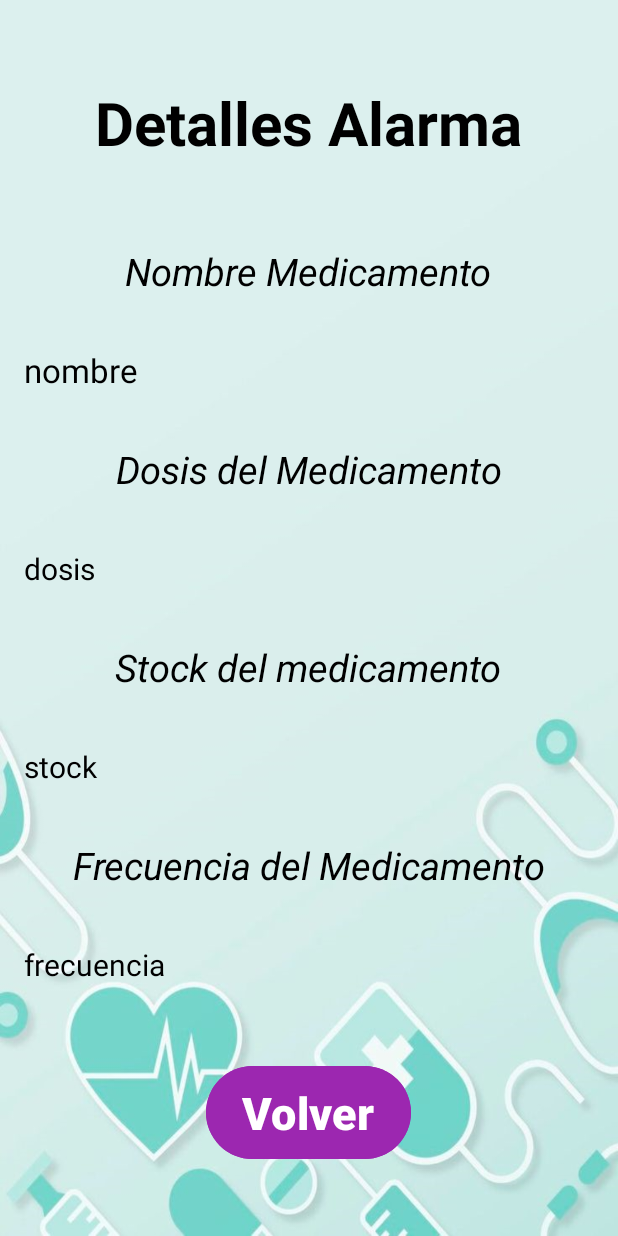
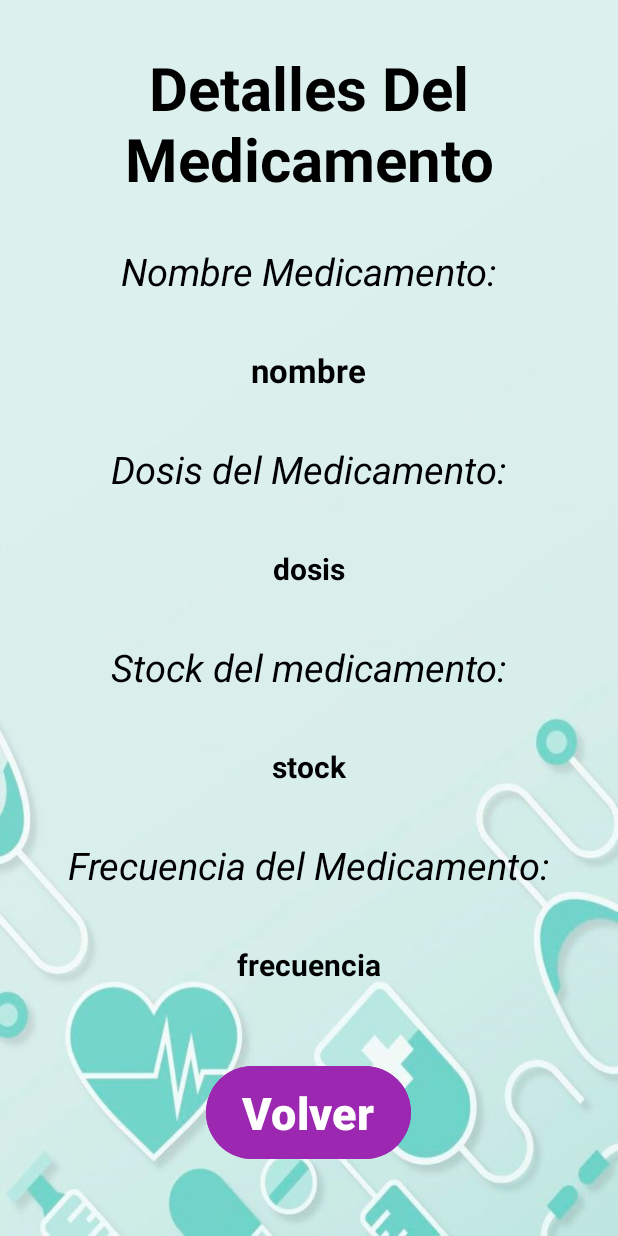
Before and after one commit to v1ct0r999/MedicApp, an Android app: the DetallesAlarmasActivity screen opened directly, with no data from a screen before it, on a phone screen of 412 x 824 dp. Run offline under Robolectric (Android 15) with nearby library versions, the light colour scheme and no system bars.

Commit message:
modificando la alarma para que no suene cuando este en 0 stock y agregando detalles

```diff
--- a/app/src/main/java/cl/contreras/medicapp/AgregarContactoActivity.java
+++ b/app/src/main/java/cl/contreras/medicapp/AgregarContactoActivity.java
@@ -18,7 +18,6 @@
     @Override
     protected void onCreate(Bundle savedInstanceState) {
         super.onCreate(savedInstanceState);
-        EdgeToEdge.enable(this);
         setContentView(R.layout.activity_agregar_contacto);
 
         // Inicializar el DatabaseHelper
--- a/app/src/main/java/cl/contreras/medicapp/DetallesAlarmasActivity.java
+++ b/app/src/main/java/cl/contreras/medicapp/DetallesAlarmasActivity.java
@@ -26,7 +26,6 @@
     @Override
     protected void onCreate(Bundle savedInstanceState) {
         super.onCreate(savedInstanceState);
-        EdgeToEdge.enable(this);
         setContentView(R.layout.activity_detalles_alarmas);
 
         Volver = findViewById(R.id.btnVolverDetalles);
--- a/app/src/main/java/cl/contreras/medicapp/EliminarContactoActivity.java
+++ b/app/src/main/java/cl/contreras/medicapp/EliminarContactoActivity.java
@@ -24,7 +24,6 @@
     @Override
     protected void onCreate(Bundle savedInstanceState) {
         super.onCreate(savedInstanceState);
-        EdgeToEdge.enable(this);
         setContentView(R.layout.activity_eliminar_contacto);
 
         dbHelper = new DatabaseHelper(this);
--- a/app/src/main/java/cl/contreras/medicapp/MainActivity.java
+++ b/app/src/main/java/cl/contreras/medicapp/MainActivity.java
@@ -154,7 +154,7 @@
                 alarmaButton.setText(nombre + "\n\nVer detalles");
                 LinearLayout.LayoutParams params = new LinearLayout.LayoutParams(
                         LinearLayout.LayoutParams.MATCH_PARENT,
-                        400
+                        300
                 );
                 params.setMargins(0, 20, 0, 20); // Margen superior e inferior de 20px
                 alarmaButton.setLayoutParams(params);
--- a/app/src/main/java/cl/contreras/medicapp/MenuEditarAlarmaActivity.java
+++ b/app/src/main/java/cl/contreras/medicapp/MenuEditarAlarmaActivity.java
@@ -18,7 +18,6 @@
     @Override
     protected void onCreate(Bundle savedInstanceState) {
         super.onCreate(savedInstanceState);
-        EdgeToEdge.enable(this);
         setContentView(R.layout.activity_menu_editar_alarma);
 
         dbHelper = new DatabaseHelper(this);
--- a/app/src/main/res/layout/activity_detalles_alarmas.xml
+++ b/app/src/main/res/layout/activity_detalles_alarmas.xml
@@ -24,7 +24,7 @@
             <TextView
                 android:layout_width="wrap_content"
                 android:layout_height="wrap_content"
-                android:text="Detalles Alarma"
+                android:text="Detalles Del Medicamento"
                 android:textColor="@color/black"
                 android:textSize="40dp"
                 android:textStyle="bold"
@@ -57,7 +57,7 @@
                 <TextView
                     android:layout_width="wrap_content"
                     android:layout_height="wrap_content"
-                    android:text="Nombre Medicamento"
+                    android:text="Nombre Medicamento:"
                     android:textColor="@color/black"
                     android:textStyle="italic"
                     android:textSize="25dp"
@@ -80,11 +80,12 @@
 
                 <TextView
                     android:id="@+id/detalleNombre"
-                    android:layout_width="match_parent"
+                    android:layout_width="wrap_content"
                     android:layout_height="wrap_content"
-                    android:layout_centerVertical="true"
+                    android:layout_centerInParent="true"
                     android:textSize="22dp"
                     android:textColor="@color/black"
+                    android:textStyle="bold"
                     android:text="nombre"/>
 
             </RelativeLayout>
@@ -114,7 +115,7 @@
                 <TextView
                     android:layout_width="wrap_content"
                     android:layout_height="wrap_content"
-                    android:text="Dosis del Medicamento"
+                    android:text="Dosis del Medicamento:"
                     android:textColor="@color/black"
                     android:textStyle="italic"
                     android:textSize="25dp"
@@ -137,11 +138,12 @@
 
                 <TextView
                     android:id="@+id/detalleDosis"
-                    android:layout_width="match_parent"
+                    android:layout_width="wrap_content"
                     android:layout_height="wrap_content"
-                    android:layout_centerVertical="true"
+                    android:layout_centerInParent="true"
                     android:textSize="20dp"
                     android:textColor="@color/black"
+                    android:textStyle="bold"
                     android:text="dosis"/>
 
             </RelativeLayout>
@@ -177,7 +179,7 @@
                     <TextView
                         android:layout_width="wrap_content"
                         android:layout_height="wrap_content"
-                        android:text="Stock del medicamento"
+                        android:text="Stock del medicamento:"
                         android:textColor="@color/black"
                         android:textStyle="italic"
                         android:textSize="25dp"
@@ -200,11 +202,12 @@
 
                     <TextView
                         android:id="@+id/detalleStock"
-                        android:layout_width="match_parent"
+                        android:layout_width="wrap_content"
                         android:layout_height="wrap_content"
-                        android:layout_centerVertical="true"
+                        android:layout_centerInParent="true"
                         android:textSize="20dp"
                         android:textColor="@color/black"
+                        android:textStyle="bold"
                         android:text="stock"/>
 
 
@@ -236,7 +239,7 @@
                 <TextView
                     android:layout_width="wrap_content"
                     android:layout_height="wrap_content"
-                    android:text="Frecuencia del Medicamento"
+                    android:text="Frecuencia del Medicamento:"
                     android:textColor="@color/black"
                     android:textStyle="italic"
                     android:textSize="25dp"
@@ -259,11 +262,12 @@
 
                 <TextView
                     android:id="@+id/detalleFrecuencia"
-                    android:layout_width="match_parent"
+                    android:layout_width="wrap_content"
                     android:layout_height="wrap_content"
-                    android:layout_centerVertical="true"
+                    android:layout_centerInParent="true"
                     android:text="frecuencia"
                     android:textSize="20dp"
+                    android:textStyle="bold"
                     android:textColor="@color/black"/>
 
             </RelativeLayout>
--- a/app/src/main/res/layout/activity_menu_contacto.xml
+++ b/app/src/main/res/layout/activity_menu_contacto.xml
@@ -77,7 +77,7 @@
                     android:layout_height="80dp"
                     android:layout_marginBottom="16dp"
                     android:backgroundTint="@color/cyan"
-                    android:text="Nuevo contacto emergencia"
+                    android:text="Nuevo contacto"
                     android:textColor="@android:color/black"
                     android:textSize="25dp"
                     android:textStyle="bold"
```
Also changed, not shown: app/src/main/java/cl/contreras/medicapp/ReminderBroadcastReceiver.java (+32 -0 lines), app/src/main/java/cl/contreras/medicapp/AlertaActivity.java (line endings or trailing spaces).
